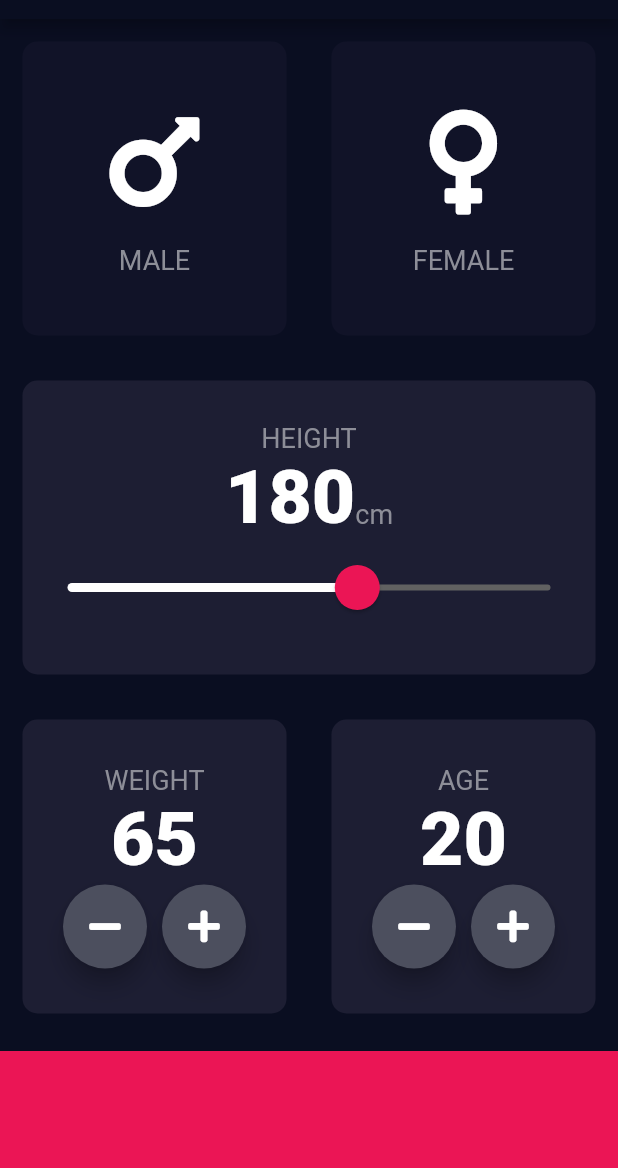
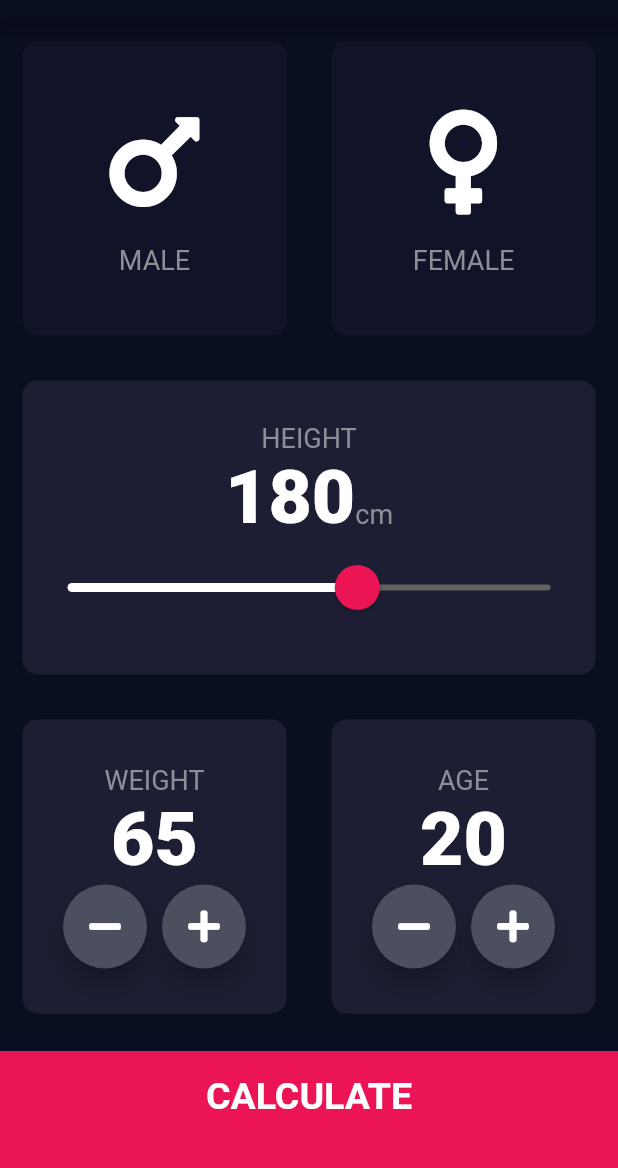
Before and after one commit to theranbrig/flutter-bmi-calculator, a Flutter app: the screen it shows after launch, on a phone screen of 412 x 824 dp, the part 65-1233 px from its top. Run offline on Flutter 3.47's test engine with Material 2 defaults, Android fonts, the phone set to English and light mode, and no system bars; our stand-ins replace font_awesome_flutter.

Commit message:
second page setup

```diff
--- /dev/null
+++ b/lib/bottom_click_area.dart
@@ -0,0 +1,29 @@
+import 'package:flutter/material.dart';
+import 'constants.dart';
+
+class BottomClickArea extends StatelessWidget {
+  const BottomClickArea({
+    Key key,
+  }) : super(key: key);
+
+  @override
+  Widget build(BuildContext context) {
+    return GestureDetector(
+        onTap: () {
+          Navigator.push(
+              context, MaterialPageRoute(builder: (context) => ResultsPage()));
+        },
+        child: Container(
+          color: kBottomContainerColor,
+          margin: EdgeInsets.only(top: 10.0),
+          width: double.infinity,
+          height: kBottomContainerHeight,
+          padding: EdgeInsets.only(bottom: 20),
+          child: Row(
+              mainAxisAlignment: MainAxisAlignment.center,
+              children: <Widget>[
+                Text('CALCULATE', style: kLargeButtonTextStyle),
+              ]),
+        ));
+  }
+}
--- a/lib/constants.dart
+++ b/lib/constants.dart
@@ -12,5 +12,18 @@ const kLabelTextStyle = TextStyle(
 
 const kNumberTextStyle = TextStyle(fontSize: 50, fontWeight: FontWeight.w900);
 
+const kLargeButtonTextStyle =
+    TextStyle(fontSize: 25, fontWeight: FontWeight.bold);
+
+const kTitleTextStyle = TextStyle(fontSize: 50, fontWeight: FontWeight.bold);
+
+const kResultsTextStyle = TextStyle(
+    color: Color(0xff24d876), fontSize: 22, fontWeight: FontWeight.bold);
+
+const kResultsNumberStyle =
+    TextStyle(fontSize: 100, fontWeight: FontWeight.bold);
+
+const kBodyTextStyle = TextStyle(fontSize: 22);
+
 const kMaxHeight = 220.0;
 const kMinHeight = 120.0;
--- a/lib/input_page.dart
+++ b/lib/input_page.dart
@@ -3,6 +3,9 @@ import 'package:font_awesome_flutter/font_awesome_flutter.dart';
 import 'reusable_card.dart';
 import 'icon.dart';
 import 'constants.dart';
+import 'round_icon_button.dart';
+import 'results_page.dart';
+import 'bottom_click_area.dart';
 
 enum Gender { male, female }
 
@@ -187,33 +190,9 @@ class _InputPageState extends State<InputPage> {
               ],
             ),
           ),
-          Container(
-            color: kBottomContainerColor,
-            margin: EdgeInsets.only(top: 10.0),
-            width: double.infinity,
-            height: kBottomContainerHeight,
-          )
+          BottomClickArea()
         ],
       ),
     );
   }
 }
-
-class RoundIconButton extends StatelessWidget {
-  RoundIconButton({@required this.icon, @required this.onPress});
-
-  final IconData icon;
-  final Function onPress;
-
-  @override
-  Widget build(BuildContext context) {
-    return RawMaterialButton(
-      onPressed: onPress,
-      shape: CircleBorder(),
-      fillColor: Color(0xFF4c4f5e),
-      constraints: BoxConstraints.tightFor(width: 56.0, height: 56.0),
-      elevation: 6.0,
-      child: Icon(icon),
-    );
-  }
-}
--- /dev/null
+++ b/lib/round_icon_button.dart
@@ -0,0 +1,20 @@
+import 'package:flutter/material.dart';
+
+class RoundIconButton extends StatelessWidget {
+  RoundIconButton({@required this.icon, @required this.onPress});
+
+  final IconData icon;
+  final Function onPress;
+
+  @override
+  Widget build(BuildContext context) {
+    return RawMaterialButton(
+      onPressed: onPress,
+      shape: CircleBorder(),
+      fillColor: Color(0xFF4c4f5e),
+      constraints: BoxConstraints.tightFor(width: 56.0, height: 56.0),
+      elevation: 6.0,
+      child: Icon(icon),
+    );
+  }
+}
```
Also changed, not shown: lib/results_page.dart (added, +42 -0 lines).
